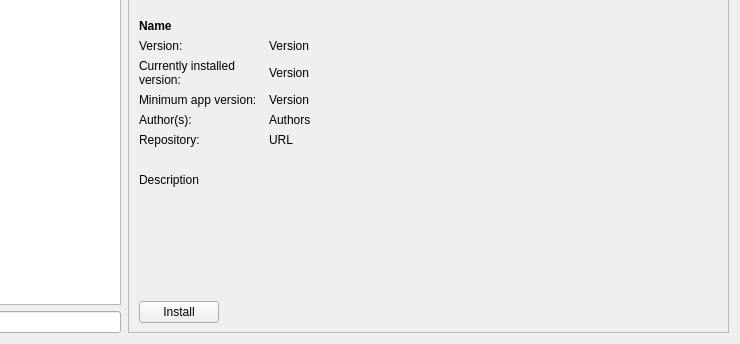
pbek/QOwnNotes, file src/dialogs/scriptrepositorydialog.ui: the form before one commit; both pictures show x 190 to 930 and y 313 to 657 of the 930 by 657 pixel window.
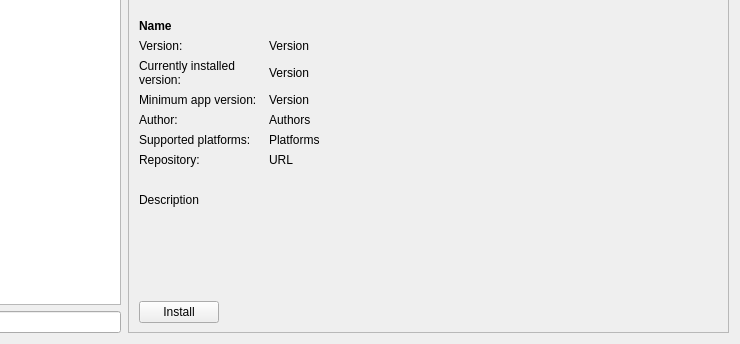
The form after the commit. Icons and pictures are not drawn.

Commit message: supported platform implementation

Diff of the .ui file:
```diff
--- a/src/dialogs/scriptrepositorydialog.ui
+++ b/src/dialogs/scriptrepositorydialog.ui
@@ -141,7 +141,7 @@
            <item row="6" column="0">
             <widget class="QLabel" name="versionLabel_2">
              <property name="text">
-              <string notr="true">Author(s):</string>
+              <string notr="true">Author:</string>
              </property>
              <property name="textFormat">
               <enum>Qt::PlainText</enum>
@@ -332,6 +332,32 @@
              </property>
             </widget>
            </item>
+           <item row="7" column="0">
+            <widget class="QLabel" name="platformHeadlineLabel">
+             <property name="text">
+              <string notr="true">Supported platforms:</string>
+             </property>
+             <property name="textFormat">
+              <enum>Qt::PlainText</enum>
+             </property>
+             <property name="textInteractionFlags">
+              <set>Qt::LinksAccessibleByMouse|Qt::TextSelectableByMouse</set>
+             </property>
+            </widget>
+           </item>
+           <item row="7" column="2">
+            <widget class="QLabel" name="platformLabel">
+             <property name="text">
+              <string notr="true">Platforms</string>
+             </property>
+             <property name="wordWrap">
+              <bool>true</bool>
+             </property>
+             <property name="openExternalLinks">
+              <bool>true</bool>
+             </property>
+            </widget>
+           </item>
           </layout>
          </widget>
         </item>
```
Left out of the diff: 2 changed lines with no effect on the pictures. The commit also changes 21 other files.
